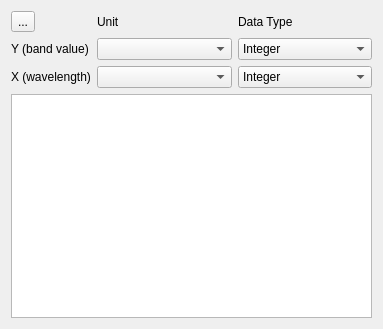
Above: qps/speclib/spectralprofileeditorwidget.ui from EnMAP-Box/qgispluginsupport before the change. Below: the same form after it.
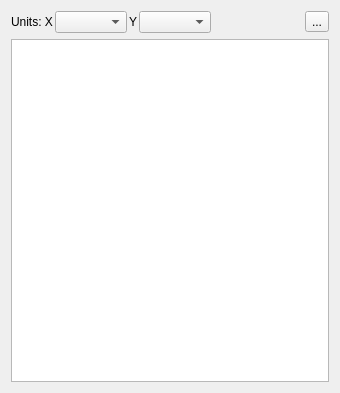
That is the form after the change. Icons and pictures are not drawn.

Diff of the .ui file:
```diff
--- a/qps/speclib/spectralprofileeditorwidget.ui
+++ b/qps/speclib/spectralprofileeditorwidget.ui
@@ -6,15 +6,77 @@
    <rect>
     <x>0</x>
     <y>0</y>
-    <width>383</width>
-    <height>329</height>
+    <width>340</width>
+    <height>393</height>
    </rect>
   </property>
   <property name="windowTitle">
    <string>Form</string>
   </property>
-  <layout class="QGridLayout" name="gridLayout_2" columnstretch="0,0,0">
-   <item row="5" column="0" colspan="3">
+  <layout class="QVBoxLayout" name="verticalLayout">
+   <item>
+    <layout class="QHBoxLayout" name="horizontalLayout">
+     <property name="spacing">
+      <number>2</number>
+     </property>
+     <property name="topMargin">
+      <number>0</number>
+     </property>
+     <item>
+      <widget class="QLabel" name="label_2">
+       <property name="text">
+        <string>Units: X</string>
+       </property>
+      </widget>
+     </item>
+     <item>
+      <widget class="QComboBox" name="cbYUnit">
+       <property name="editable">
+        <bool>false</bool>
+       </property>
+      </widget>
+     </item>
+     <item>
+      <widget class="QLabel" name="label">
+       <property name="text">
+        <string>Y</string>
+       </property>
+      </widget>
+     </item>
+     <item>
+      <widget class="QComboBox" name="cbXUnit">
+       <property name="editable">
+        <bool>false</bool>
+       </property>
+      </widget>
+     </item>
+     <item>
+      <spacer name="horizontalSpacer">
+       <property name="orientation">
+        <enum>Qt::Horizontal</enum>
+       </property>
+       <property name="sizeHint" stdset="0">
+        <size>
+         <width>40</width>
+         <height>20</height>
+        </size>
+       </property>
+      </spacer>
+     </item>
+     <item>
+      <widget class="QToolButton" name="btnReset">
+       <property name="text">
+        <string>...</string>
+       </property>
+       <property name="icon">
+        <iconset resource="../qpsresources.qrc">
+         <normaloff>:/qps/ui/icons/undo_orange.svg</normaloff>:/qps/ui/icons/undo_orange.svg</iconset>
+       </property>
+      </widget>
+     </item>
+    </layout>
+   </item>
+   <item>
     <widget class="QTableView" name="tableView">
      <property name="sizePolicy">
       <sizepolicy hsizetype="Expanding" vsizetype="Expanding">
@@ -28,87 +90,18 @@
        <height>150</height>
       </size>
      </property>
-    </widget>
-   </item>
-   <item row="2" column="1">
-    <widget class="QComboBox" name="cbYUnit">
-     <property name="editable">
-      <bool>false</bool>
+     <property name="styleSheet">
+      <string notr="true">QTableView{
+margin:0;
+padding:0;
+}</string>
      </property>
-    </widget>
-   </item>
-   <item row="2" column="0">
-    <widget class="QLabel" name="label_2">
-     <property name="text">
-      <string>Y (band value)</string>
-     </property>
-    </widget>
-   </item>
-   <item row="0" column="0">
-    <widget class="QToolButton" name="btnReset">
-     <property name="text">
-      <string>...</string>
-     </property>
-     <property name="icon">
-      <iconset>
-       <normaloff>:/qps/ui/icons/undo_orange.svg</normaloff>:/qps/ui/icons/undo_orange.svg</iconset>
-     </property>
-    </widget>
-   </item>
-   <item row="2" column="2">
-    <widget class="QComboBox" name="cbYUnitDataType">
-     <item>
-      <property name="text">
-       <string>Integer</string>
-      </property>
-     </item>
-     <item>
-      <property name="text">
-       <string>Float</string>
-      </property>
-     </item>
-    </widget>
-   </item>
-   <item row="0" column="2">
-    <widget class="QLabel" name="label_4">
-     <property name="text">
-      <string>Data Type</string>
-     </property>
-    </widget>
-   </item>
-   <item row="0" column="1">
-    <widget class="QLabel" name="label_3">
-     <property name="text">
-      <string>Unit</string>
-     </property>
-    </widget>
-   </item>
-   <item row="3" column="0">
-    <widget class="QLabel" name="label">
-     <property name="text">
-      <string>X (wavelength)</string>
-     </property>
-    </widget>
-   </item>
-   <item row="3" column="2">
-    <widget class="QComboBox" name="cbXUnitDataType">
-     <item>
-      <property name="text">
-       <string>Integer</string>
-      </property>
-     </item>
-     <item>
-      <property name="text">
-       <string>Float</string>
-      </property>
-     </item>
-    </widget>
-   </item>
-   <item row="3" column="1">
-    <widget class="QComboBox" name="cbXUnit">
-     <property name="editable">
-      <bool>false</bool>
-     </property>
+     <attribute name="verticalHeaderMinimumSectionSize">
+      <number>10</number>
+     </attribute>
+     <attribute name="verticalHeaderDefaultSectionSize">
+      <number>10</number>
+     </attribute>
     </widget>
    </item>
   </layout>
```
Left out of the diff: 9 changed lines with no effect on the pictures.
